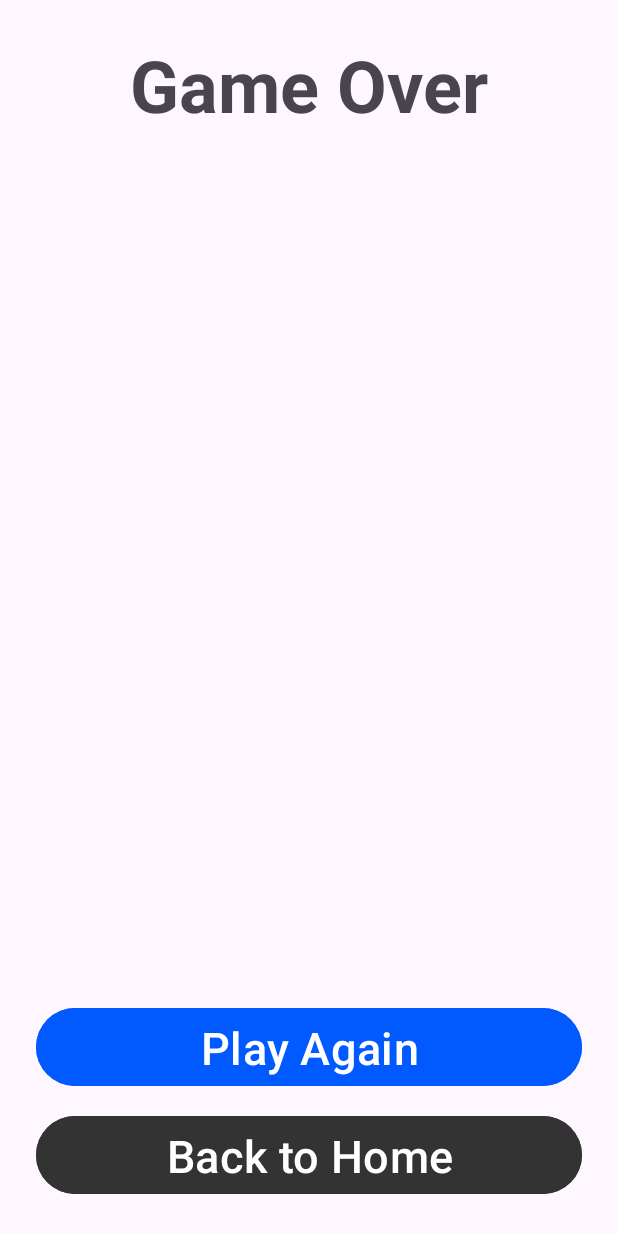
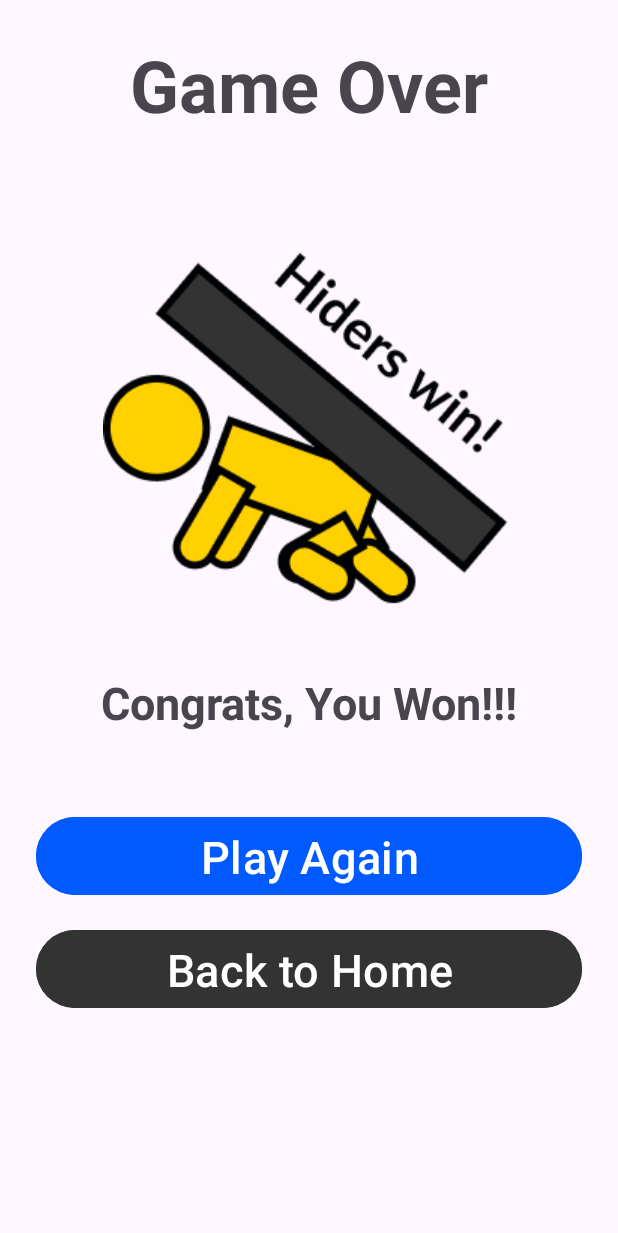
Before and after one commit to DaSh0n8/android-hide-and-seek-app, an Android app: the GameOver screen opened directly, with no data from a screen before it, on a phone screen of 412 x 824 dp. Shown: the top 1233 px of the screen. Run offline under Robolectric (Android 15) with nearby library versions, the phone set to English and light mode, and no system bars; our stand-ins replace Firebase (no records; nobody signed in at launch, a user with empty details on screens opened directly).

Commit message:
Feature: Added result image and changed the after game logic (#24)
Co-authored-by: Yao Xian Phang <80228647+yaoxianphang@users.noreply.github.com>

```diff
--- a/src/app/src/main/java/com/example/hideandseek/GameOver.kt
+++ b/src/app/src/main/java/com/example/hideandseek/GameOver.kt
@@ -3,6 +3,7 @@ package com.example.hideandseek
 import android.content.Intent
 import android.os.Bundle
 import android.widget.Button
+import android.widget.ImageView
 import android.widget.TextView
 import android.widget.Toast
 import androidx.appcompat.app.AppCompatActivity
@@ -13,6 +14,10 @@ import com.google.firebase.database.ValueEventListener
 
 class GameOver : AppCompatActivity() {
     private lateinit var database: FirebaseDatabase
+
+    private val youWon = "Congrats, You Won!!!"
+    private val youLost = "Sorry, You Lost!!!"
+
     override fun onCreate(savedInstanceState: Bundle?) {
         super.onCreate(savedInstanceState)
         setContentView(R.layout.game_over)
@@ -25,10 +30,27 @@ class GameOver : AppCompatActivity() {
         val lobbyCode: String? = intent.getStringExtra("lobbyCode")
         val playerCode: String? = intent.getStringExtra("playerCode")
         val host: Boolean? = intent.getBooleanExtra("host", false)
+        val isSeeker: Boolean? = intent.getBooleanExtra("isSeeker", false)
+        val seekerWon = intent.getBooleanExtra("seekerWonGame", false)
 
-        // set the result text
-        var resultText: TextView = findViewById(R.id.resultText)
-        resultText.text = intent.getStringExtra("result")
+        // set the result views
+        val resultText: TextView = findViewById(R.id.resultText)
+        val resultImg: ImageView = findViewById(R.id.resultView)
+        if (seekerWon) {
+            resultImg.setImageResource(R.drawable.seekers_win)
+            if (isSeeker!!) {
+                resultText.text = youWon
+            } else {
+                resultText.text = youLost
+            }
+        } else {
+            resultImg.setImageResource(R.drawable.hiders_win)
+            if (isSeeker!!) {
+                resultText.text = youLost
+            } else {
+                resultText.text = youWon
+            }
+        }
 
         // clean db and return to home page
         var backToHomeBtn: Button = findViewById(R.id.btnHome)
--- a/src/app/src/main/java/com/example/hideandseek/GamePlay.kt
+++ b/src/app/src/main/java/com/example/hideandseek/GamePlay.kt
@@ -372,6 +372,7 @@ class GamePlay : AppCompatActivity(), OnMapReadyCallback {
             val gameSessionSnapshot = it.children.first()
             val gameSession = gameSessionSnapshot.getValue(GameSessionClass::class.java)
             var seekerWonGame = true
+            var isSeeker = false
 
             if (gameSession != null) {
                 val players = gameSession.players.toMutableList()
@@ -384,20 +385,16 @@ class GamePlay : AppCompatActivity(), OnMapReadyCallback {
 
                     if (p.userName == userName) {
                         host = p.host
+                        isSeeker = p.seeker
                     }
 
                     // reset status
                     p.eliminated = false
                 }
 
-                val result: String = if (seekerWonGame) {
-                    "Seekers Won!"
-                } else {
-                    "Hiders Won!"
-                }
-
                 val gameOver = Intent(this@GamePlay, GameOver::class.java)
-                gameOver.putExtra("result", result)
+                gameOver.putExtra("seekerWonGame", seekerWonGame)
+                gameOver.putExtra("isSeeker", isSeeker)
                 gameOver.putExtra("lobbyCode", lobbyCode)
                 gameOver.putExtra("username", userName)
                 gameOver.putExtra("host", host)
@@ -597,7 +594,7 @@ class GamePlay : AppCompatActivity(), OnMapReadyCallback {
     }
 
 
-    fun scaleBitmap(originalBitmap: Bitmap, targetSizeDp: Int): Bitmap {
+    private fun scaleBitmap(originalBitmap: Bitmap, targetSizeDp: Int): Bitmap {
         val resources = Resources.getSystem()
         val density = resources.displayMetrics.density
 
--- a/src/app/src/main/res/layout/game_over.xml
+++ b/src/app/src/main/res/layout/game_over.xml
@@ -4,8 +4,8 @@
     xmlns:tools="http://schemas.android.com/tools"
     android:layout_width="match_parent"
     android:layout_height="match_parent"
-    tools:context=".GameOver"
-    android:padding="24dp">
+    android:padding="24dp"
+    tools:context=".GameOver">
 
     <TextView
         android:id="@+id/gameEndHeader"
@@ -19,42 +19,53 @@
         app:layout_constraintTop_toTopOf="parent" />
 
     <Button
+        android:id="@+id/btnPlayAgain"
+        android:layout_width="match_parent"
+        android:layout_height="60dp"
+        android:layout_marginTop="52dp"
+        android:backgroundTint="#005AFF"
+        android:text="Play Again"
+        android:textAlignment="center"
+        android:textSize="30sp"
+        app:layout_constraintEnd_toEndOf="parent"
+        app:layout_constraintHorizontal_bias="0.666"
+        app:layout_constraintStart_toStartOf="parent"
+        app:layout_constraintTop_toBottomOf="@+id/resultText" />
+
+    <Button
         android:id="@+id/btnHome"
         android:layout_width="match_parent"
         android:layout_height="60dp"
+        android:layout_marginTop="15dp"
+        android:backgroundTint="#333333"
         android:text="Back to Home"
         android:textAlignment="center"
         android:textSize="30sp"
-        app:layout_constraintBottom_toBottomOf="parent"
         app:layout_constraintEnd_toEndOf="parent"
-        app:layout_constraintHorizontal_bias="0.495"
+        app:layout_constraintHorizontal_bias="0.666"
         app:layout_constraintStart_toStartOf="parent"
-        android:backgroundTint="#333333"/>
-
-    <Button
-        android:id="@+id/btnPlayAgain"
-        android:layout_width="match_parent"
-        android:layout_height="60dp"
-        android:layout_marginBottom="12dp"
-        android:text="Play Again"
-        android:textAlignment="center"
-        android:textSize="30sp"
-        app:layout_constraintBottom_toTopOf="@+id/btnHome"
-        app:layout_constraintEnd_toEndOf="parent"
-        app:layout_constraintStart_toStartOf="parent"
-        android:backgroundTint="#005AFF"/>
+        app:layout_constraintTop_toBottomOf="@+id/btnPlayAgain" />
 
     <TextView
         android:id="@+id/resultText"
         android:layout_width="wrap_content"
         android:layout_height="wrap_content"
-        android:layout_marginStart="123dp"
-        android:layout_marginTop="104dp"
-        android:layout_marginEnd="123dp"
+        android:layout_marginTop="40dp"
         android:textSize="30sp"
+        android:textStyle="bold"
+        app:layout_constraintEnd_toEndOf="parent"
+        app:layout_constraintStart_toStartOf="parent"
+        app:layout_constraintTop_toBottomOf="@+id/resultView"
+        tools:text="Display Result" />
+
+    <ImageView
+        android:id="@+id/resultView"
+        android:layout_width="wrap_content"
+        android:layout_height="wrap_content"
+        android:layout_marginTop="71dp"
         app:layout_constraintEnd_toEndOf="parent"
         app:layout_constraintStart_toStartOf="parent"
         app:layout_constraintTop_toBottomOf="@+id/gameEndHeader"
-        tools:text="Display Result" />
+        app:srcCompat="@drawable/hiders_win" />
 
 </androidx.constraintlayout.widget.ConstraintLayout>
```
